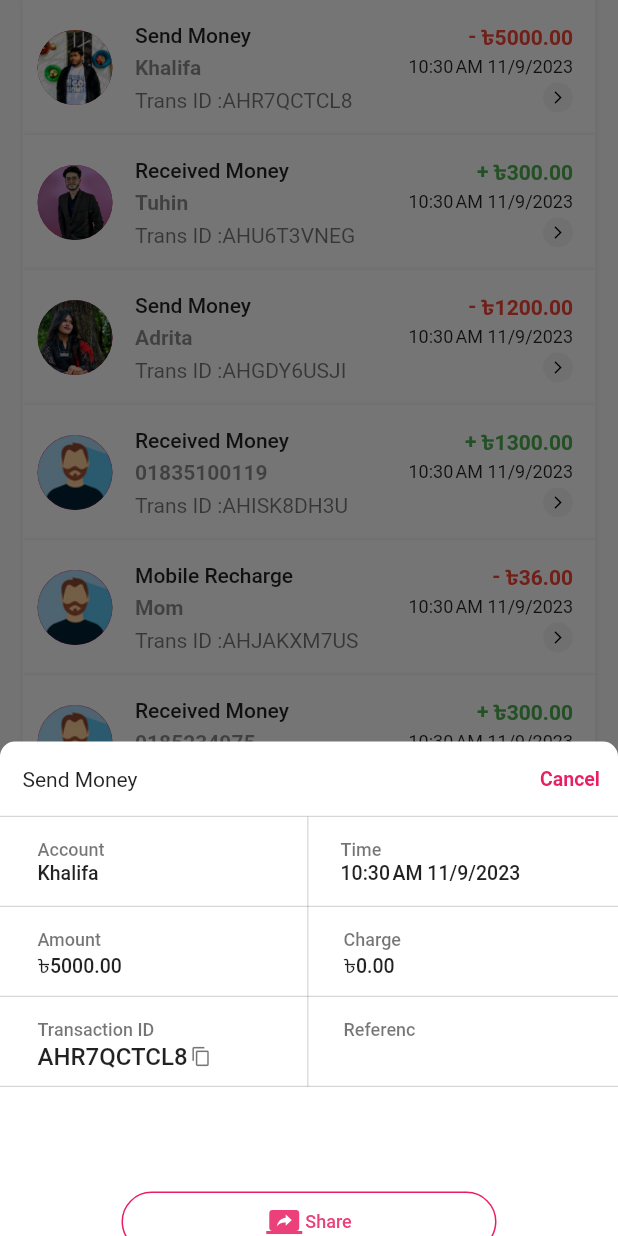
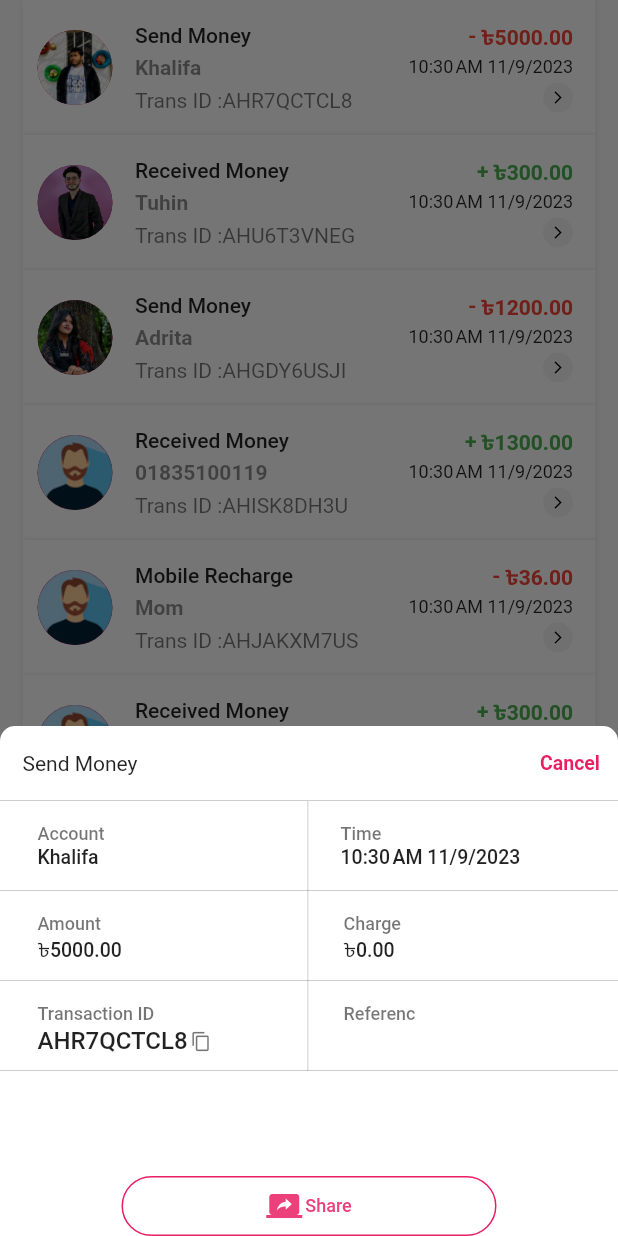
Before and after one commit to Sayduntuhin/bKash-UI-clone, a Flutter app: the Transectionstab screen opened directly, after a tap on "Send Money", on a phone screen of 412 x 824 dp. Run offline on Flutter 3.47's test engine with Material 2 defaults, Android fonts, the phone set to English and light mode, and no system bars; our stand-ins replace animated_splash_screen, carousel_slider.

Commit message:
feat: Implement bKash UI clone in Flutter
This commit represents the completion of a comprehensive Flutter project that replicates the UI of bKash, a popular financial software in Bangladesh. The project includes various features and challenges:

- **Custom UI Elements**: I've recreated the entire UI of bKash, including custom buttons, drawer, navigation bar, and balance display animations.

- **Asset Challenges**: Overcame challenges in finding suitable assets to match bKash's design, utilizing open-source resources, and creating custom assets where needed.

- **Drawer and Navigation Bar Customization**: Successfully customized the app's drawer and navigation bar to match the bKash app's layout and functionality.

- **Custom Button Animation**: Implemented complex animations for custom buttons, ensuring a smooth user experience and attention to detail.

- **Balance Display**: Created a visually appealing animation to display the user's balance, making it a standout feature of the app.

This project has been a significant learning experience and represents my commitment to delivering high-quality Flutter applications.

# Issue/Fixes/Docs/Chores/Tests can also be used based on the nature of the commit

```diff
--- a/lib/Sub_pages/Transectioms_page.dart
+++ b/lib/Sub_pages/Transectioms_page.dart
@@ -29,7 +29,7 @@ class Transectionstab extends StatelessWidget{
                     const RoundedRectangleBorder(borderRadius: BorderRadius.only(topLeft: Radius.circular(10),topRight: Radius.circular(10))),
                     builder: (context) {
                       return SizedBox(
-                          height: screehight * .4,
+                          height: 340,
                           child: TransectionsListDetails(data: datas,)
                       );
                     });
```
